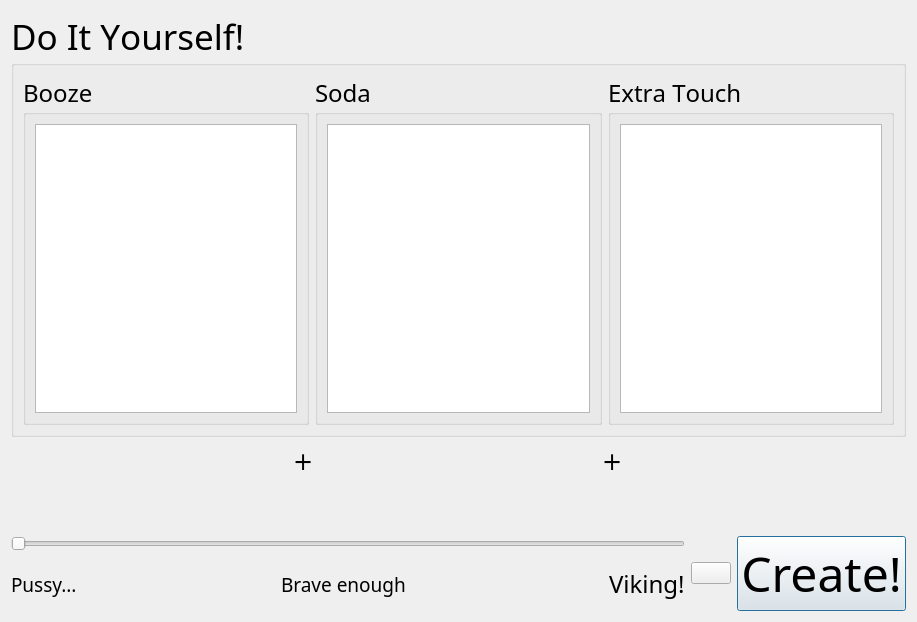
Old version of the form Trunk/gui/Diy.ui in the repository emiliosku/CubaTronik.
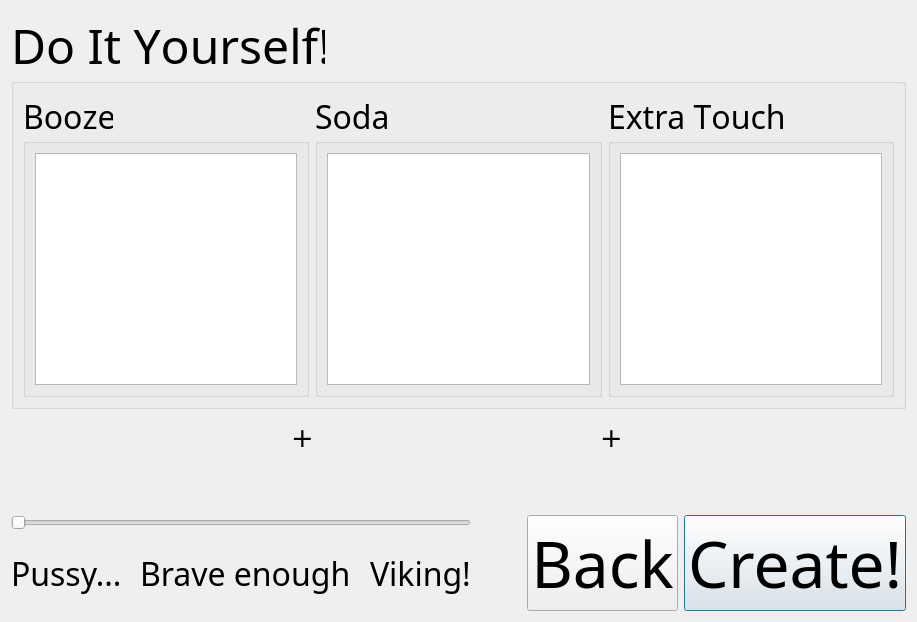
New version of the form.

Diff of the .ui file:
```diff
--- a/Trunk/gui/Diy.ui
+++ b/Trunk/gui/Diy.ui
@@ -21,7 +21,7 @@
        <property name="font">
         <font>
          <family>Single Sleeve</family>
-         <pointsize>26</pointsize>
+         <pointsize>36</pointsize>
          <kerning>false</kerning>
         </font>
        </property>
@@ -34,7 +34,7 @@
           <property name="font">
            <font>
             <family>Single Sleeve</family>
-            <pointsize>18</pointsize>
+            <pointsize>24</pointsize>
             <kerning>false</kerning>
            </font>
           </property>
@@ -47,7 +47,7 @@
              <property name="font">
               <font>
                <family>Single Sleeve</family>
-               <pointsize>16</pointsize>
+               <pointsize>20</pointsize>
               </font>
              </property>
             </widget>
@@ -59,7 +59,7 @@
          <widget class="QGroupBox" name="groupBox_2">
           <property name="font">
            <font>
-            <pointsize>18</pointsize>
+            <pointsize>24</pointsize>
            </font>
           </property>
           <property name="title">
@@ -71,7 +71,7 @@
              <property name="font">
               <font>
                <family>Single Sleeve</family>
-               <pointsize>16</pointsize>
+               <pointsize>20</pointsize>
               </font>
              </property>
             </widget>
@@ -83,7 +83,7 @@
          <widget class="QGroupBox" name="groupBox_4">
           <property name="font">
            <font>
-            <pointsize>18</pointsize>
+            <pointsize>24</pointsize>
            </font>
           </property>
           <property name="title">
@@ -95,7 +95,7 @@
              <property name="font">
               <font>
                <family>Single Sleeve</family>
-               <pointsize>16</pointsize>
+               <pointsize>20</pointsize>
               </font>
              </property>
             </widget>
@@ -121,7 +121,7 @@
        <property name="font">
         <font>
          <family>Single Sleeve</family>
-         <pointsize>20</pointsize>
+         <pointsize>24</pointsize>
         </font>
        </property>
        <property name="text">
@@ -140,7 +140,7 @@
        <property name="font">
         <font>
          <family>Verdana</family>
-         <pointsize>18</pointsize>
+         <pointsize>20</pointsize>
         </font>
        </property>
        <property name="text">
@@ -159,7 +159,7 @@
        <property name="font">
         <font>
          <family>Single Sleeve</family>
-         <pointsize>20</pointsize>
+         <pointsize>24</pointsize>
         </font>
        </property>
        <property name="text">
@@ -178,7 +178,7 @@
        <property name="font">
         <font>
          <family>Verdana</family>
-         <pointsize>18</pointsize>
+         <pointsize>20</pointsize>
         </font>
        </property>
        <property name="text">
@@ -197,7 +197,7 @@
        <property name="font">
         <font>
          <family>Single Sleeve</family>
-         <pointsize>20</pointsize>
+         <pointsize>24</pointsize>
         </font>
        </property>
        <property name="text">
@@ -254,7 +254,7 @@
            <property name="font">
             <font>
              <family>Single Sleeve</family>
-             <pointsize>14</pointsize>
+             <pointsize>24</pointsize>
             </font>
            </property>
            <property name="text">
@@ -286,7 +286,7 @@
            <property name="font">
             <font>
              <family>Single Sleeve</family>
-             <pointsize>14</pointsize>
+             <pointsize>24</pointsize>
             </font>
            </property>
            <property name="text">
@@ -318,7 +318,7 @@
            <property name="font">
             <font>
              <family>Single Sleeve</family>
-             <pointsize>18</pointsize>
+             <pointsize>24</pointsize>
             </font>
            </property>
            <property name="text">
@@ -330,17 +330,45 @@
        </item>
       </layout>
      </item>
+     <item>
+      <spacer name="horizontalSpacer_3">
+       <property name="orientation">
+        <enum>Qt::Horizontal</enum>
+       </property>
+       <property name="sizeType">
+        <enum>QSizePolicy::Fixed</enum>
+       </property>
+       <property name="sizeHint" stdset="0">
+        <size>
+         <width>50</width>
+         <height>10</height>
+        </size>
+       </property>
+      </spacer>
+     </item>
      <item>
       <widget class="QPushButton" name="pb_back">
+       <property name="sizePolicy">
+        <sizepolicy hsizetype="Minimum" vsizetype="Maximum">
+         <horstretch>0</horstretch>
+         <verstretch>0</verstretch>
+        </sizepolicy>
+       </property>
+       <property name="font">
+        <font>
+         <family>Single Sleeve</family>
+         <pointsize>48</pointsize>
+        </font>
+       </property>
        <property name="text">
-        <string/>
+        <string>Back</string>
        </property>
       </widget>
      </item>
      <item>
       <widget class="QPushButton" name="pb_makeDrink">
        <property name="sizePolicy">
-        <sizepolicy hsizetype="Maximum" vsizetype="Fixed">
+        <sizepolicy hsizetype="Maximum" vsizetype="Maximum">
          <horstretch>0</horstretch>
          <verstretch>0</verstretch>
         </sizepolicy>
@@ -348,7 +376,7 @@
        <property name="font">
         <font>
          <family>Single Sleeve</family>
-         <pointsize>36</pointsize>
+         <pointsize>48</pointsize>
         </font>
        </property>
        <property name="text">
```
